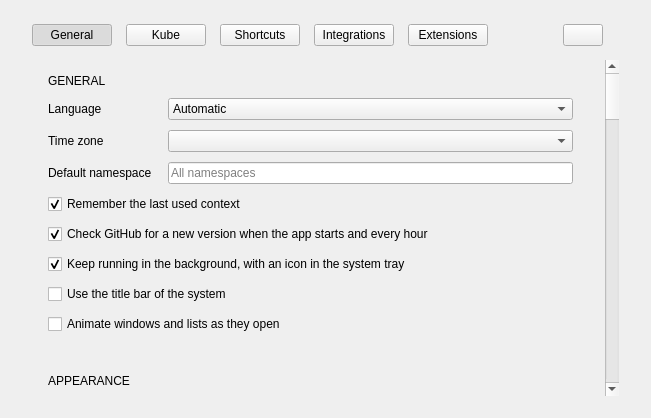
The window that src/kubescope/ui/settings_page.ui (dcotecnologia/kubescope) describes before a commit, drawn with Qt 5.
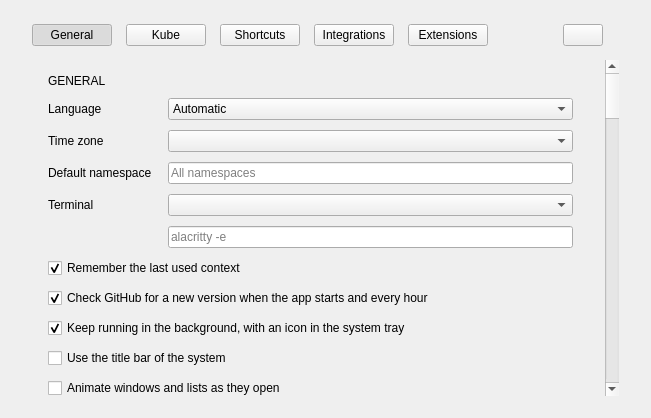
The same window after the commit.

Commit message:
feat(settings): choose the terminal that opens for the programs that need one
Settings -> General -> Terminal takes Automatic (the first one the computer has), one of the terminals found among the ones the app knows, or a command line of the person's own, such as alacritty -e. A choice that is not installed, or that cannot be read, falls back to the first one. In a Flatpak the terminal is the host's, and on Windows the command is run as it is.

Patch:
```diff
--- a/src/kubescope/ui/settings_page.ui
+++ b/src/kubescope/ui/settings_page.ui
@@ -286,7 +286,49 @@
               </property>
              </widget>
             </item>
-            <item row="3" column="0" colspan="2">
+            <item row="3" column="0">
+             <widget class="QLabel" name="terminalLabel">
+              <property name="text">
+               <string>Terminal</string>
+              </property>
+             </widget>
+            </item>
+            <item row="3" column="1">
+             <widget class="QComboBox" name="terminalCombo">
+              <property name="minimumSize">
+               <size>
+                <width>200</width>
+                <height>0</height>
+               </size>
+              </property>
+              <property name="toolTip">
+               <string>The terminal that opens for a shell in a Pod, a port-forward or a sign-in that asks for keys. Automatic uses the first one the computer has.</string>
+              </property>
+              <property name="variant" stdset="0">
+               <string notr="true">filter</string>
+              </property>
+             </widget>
+            </item>
+            <item row="4" column="1">
+             <widget class="QLineEdit" name="terminalCommandEdit">
+              <property name="minimumSize">
+               <size>
+                <width>200</width>
+                <height>0</height>
+               </size>
+              </property>
+              <property name="toolTip">
+               <string>The program and what it needs before the command it runs, for example: alacritty -e</string>
+              </property>
+              <property name="placeholderText">
+               <string notr="true">alacritty -e</string>
+              </property>
+              <property name="variant" stdset="0">
+               <string notr="true">filter</string>
+              </property>
+             </widget>
+            </item>
+            <item row="5" column="0" colspan="2">
              <widget class="QCheckBox" name="rememberCheck">
               <property name="text">
                <string>Remember the last used context</string>
@@ -296,7 +338,7 @@
               </property>
              </widget>
             </item>
-            <item row="4" column="0" colspan="2">
+            <item row="6" column="0" colspan="2">
              <widget class="QCheckBox" name="updatesCheck">
               <property name="text">
                <string>Check GitHub for a new version when the app starts and every hour</string>
@@ -309,7 +351,7 @@
               </property>
              </widget>
             </item>
-            <item row="5" column="0" colspan="2">
+            <item row="7" column="0" colspan="2">
              <widget class="QCheckBox" name="backgroundCheck">
               <property name="text">
                <string>Keep running in the background, with an icon in the system tray</string>
@@ -322,7 +364,7 @@
               </property>
              </widget>
             </item>
-            <item row="6" column="0" colspan="2">
+            <item row="8" column="0" colspan="2">
              <widget class="QCheckBox" name="titleBarCheck">
               <property name="text">
                <string>Use the title bar of the system</string>
@@ -332,7 +374,7 @@
               </property>
              </widget>
             </item>
-            <item row="7" column="0" colspan="2">
+            <item row="9" column="0" colspan="2">
              <widget class="QCheckBox" name="animationsCheck">
               <property name="text">
                <string>Animate windows and lists as they open</string>
```
The commit also changes 33 other files.
